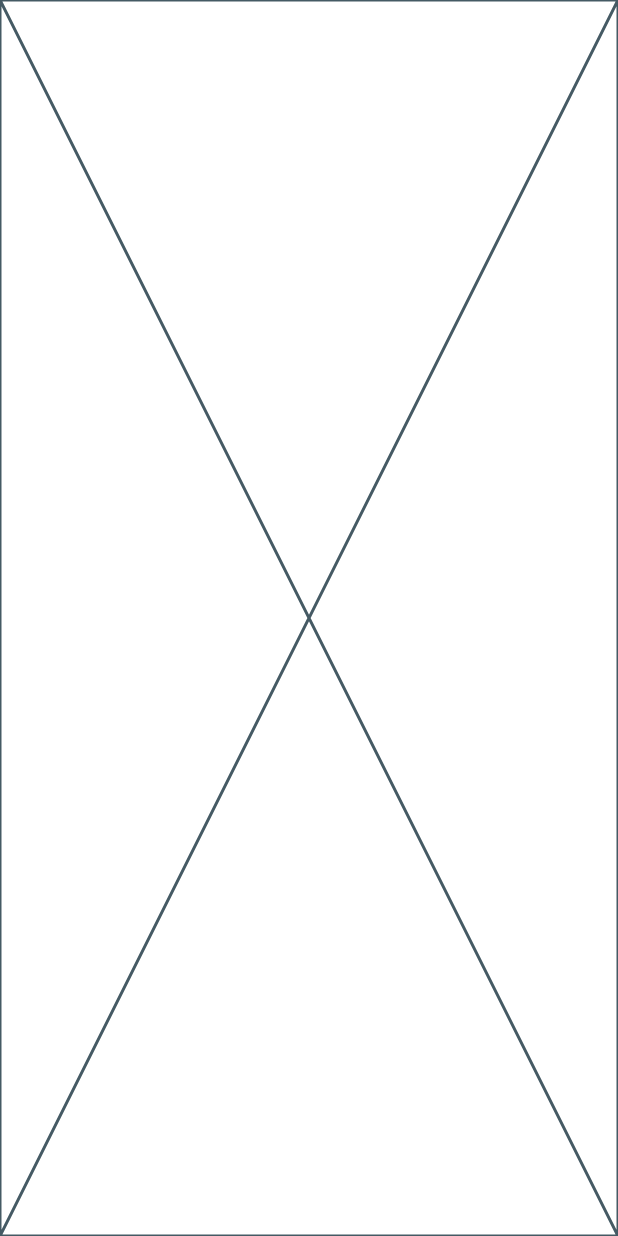
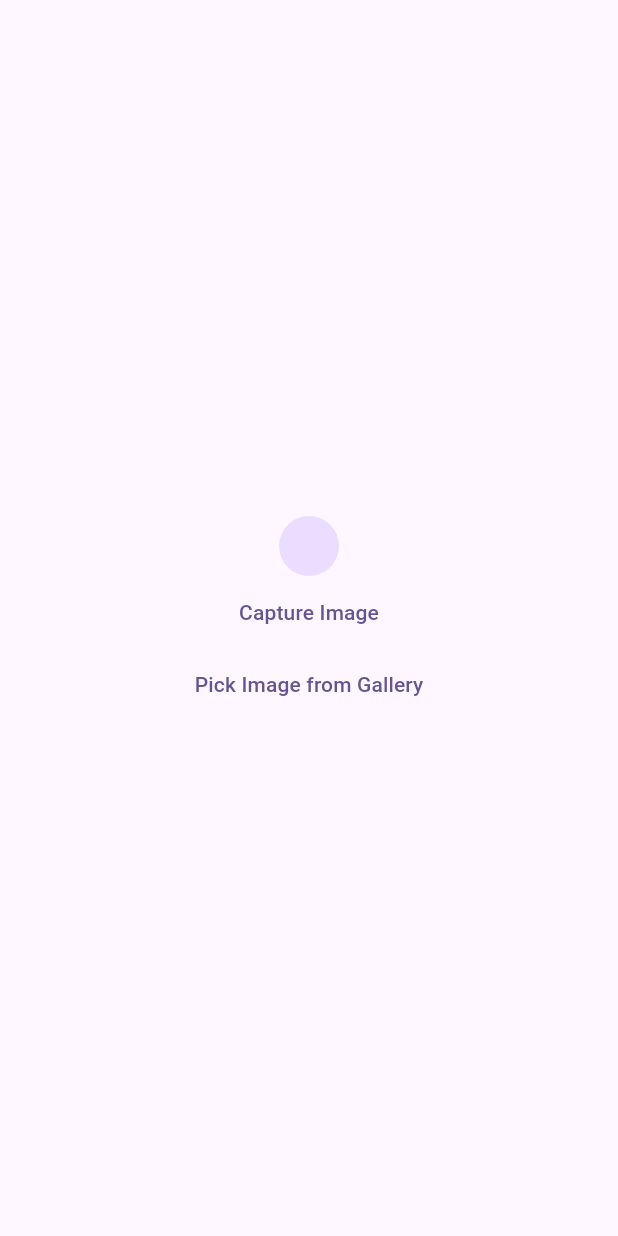
Before and after one commit to mdtaosifhossain3/bloc, a Flutter app: the screen it shows after launch, on a phone screen of 412 x 824 dp. Run offline on Flutter 3.47's test engine with Material 3 defaults, Android fonts, the phone set to English and light mode, and no system bars; our stand-ins replace bloc, equatable, flutter_bloc, image_picker.

Commit message:
switch bloc and image picker bloc

```diff
--- /dev/null
+++ b/bloc_class02/lib/bloc/image_picker_bloc/image_picker_bloc.dart
@@ -0,0 +1,24 @@
+import 'package:bloc/bloc.dart';
+import 'package:bloc_class02/utils/pick_image_util.dart';
+import 'package:equatable/equatable.dart';
+import 'package:image_picker/image_picker.dart';
+
+part 'image_picker_event.dart';
+part 'image_picker_state.dart';
+
+class ImagePickerBloc extends Bloc<ImagePickerEvent, ImagePickerState> {
+  PickImageUtil pickImageUtil;
+  ImagePickerBloc(this.pickImageUtil) : super(const ImagePickerState()) {
+    on<CameraImagePicker>((event, emit) async {
+      final XFile? file = await pickImageUtil.cameraCapture();
+
+      emit(state.copyWith(file: file));
+    });
+
+    on<GalleryImagePicker>((event, emit) async {
+      final XFile? file = await pickImageUtil.galleryImage();
+      emit(state.copyWith(file: file, isLoading: true));
+      emit(state.copyWith(isLoading: false));
+    });
+  }
+}
--- /dev/null
+++ b/bloc_class02/lib/bloc/image_picker_bloc/image_picker_event.dart
@@ -0,0 +1,12 @@
+part of 'image_picker_bloc.dart';
+
+sealed class ImagePickerEvent extends Equatable {
+  const ImagePickerEvent();
+
+  @override
+  List<Object?> get props => [];
+}
+
+class CameraImagePicker extends ImagePickerEvent {}
+
+class GalleryImagePicker extends ImagePickerEvent {}
--- /dev/null
+++ b/bloc_class02/lib/bloc/image_picker_bloc/image_picker_state.dart
@@ -0,0 +1,16 @@
+part of 'image_picker_bloc.dart';
+
+class ImagePickerState extends Equatable {
+  const ImagePickerState({this.file, this.isLoading = false});
+
+  final XFile? file;
+  final bool isLoading;
+
+  ImagePickerState copyWith({XFile? file, bool? isLoading}) {
+    return ImagePickerState(
+        file: file ?? this.file, isLoading: isLoading ?? this.isLoading);
+  }
+
+  @override
+  List<Object?> get props => [file, isLoading];
+}
--- /dev/null
+++ b/bloc_class02/lib/bloc/switch_bloc/switch_bloc.dart
@@ -0,0 +1,18 @@
+import 'package:bloc/bloc.dart';
+import 'package:equatable/equatable.dart';
+import 'package:flutter/material.dart';
+
+part 'switch_event.dart';
+part 'switch_state.dart';
+
+class SwitchBloc extends Bloc<SwitchEvent, SwitchState> {
+  SwitchBloc() : super(const SwitchState()) {
+    on<EnableOrDesableNotification>((event, emit) {
+      emit(state.copyWith(isSwitch: !state.isSwitch));
+    });
+
+    on<SliderEvent>((event, emit) {
+      emit(state.copyWith(slider: event.slider));
+    });
+  }
+}
--- /dev/null
+++ b/bloc_class02/lib/bloc/switch_bloc/switch_event.dart
@@ -0,0 +1,17 @@
+part of 'switch_bloc.dart';
+
+abstract class SwitchEvent extends Equatable {
+  const SwitchEvent();
+
+  @override
+  List<Object> get props => [];
+}
+
+class EnableOrDesableNotification extends SwitchEvent {}
+
+class SliderEvent extends SwitchEvent {
+  double slider;
+  SliderEvent({required this.slider});
+  @override
+  List<Object> get props => [slider];
+}
--- /dev/null
+++ b/bloc_class02/lib/bloc/switch_bloc/switch_state.dart
@@ -0,0 +1,15 @@
+part of 'switch_bloc.dart';
+
+class SwitchState extends Equatable {
+  final bool isSwitch;
+  final double slider;
+  const SwitchState({this.isSwitch = false, this.slider = 1.0});
+
+  SwitchState copyWith({bool? isSwitch, double? slider}) {
+    return SwitchState(
+        isSwitch: isSwitch ?? this.isSwitch, slider: slider ?? this.slider);
+  }
+
+  @override
+  List<Object> get props => [isSwitch, slider];
+}
--- /dev/null
+++ b/bloc_class02/lib/image_pick.dart
@@ -0,0 +1,46 @@
+import 'dart:io';
+
+import 'package:bloc_class02/bloc/image_picker_bloc/image_picker_bloc.dart';
+import 'package:flutter/material.dart';
+import 'package:flutter_bloc/flutter_bloc.dart';
+
+class ImagePick extends StatefulWidget {
+  const ImagePick({super.key});
+
+  @override
+  State<ImagePick> createState() => _ImagePickState();
+}
+
+class _ImagePickState extends State<ImagePick> {
+  @override
+  Widget build(BuildContext context) {
+    return Scaffold(
+      body: Center(
+        child: BlocBuilder<ImagePickerBloc, ImagePickerState>(
+            builder: (contex, state) {
+          print("Is loading: ${state.isLoading}");
+          return Column(
+            mainAxisAlignment: MainAxisAlignment.center,
+            crossAxisAlignment: CrossAxisAlignment.center,
+            children: [
+              CircleAvatar(
+                  child: state.file != null
+                      ? Image.file(File(state.file!.path.toString()))
+                      : null),
+              TextButton(
+                  onPressed: () {
+                    context.read<ImagePickerBloc>().add(CameraImagePicker());
+                  },
+                  child: const Text("Capture Image")),
+              TextButton(
+                  onPressed: () {
+                    context.read<ImagePickerBloc>().add(GalleryImagePicker());
+                  },
+                  child: const Text("Pick Image from Gallery")),
+            ],
+          );
+        }),
+      ),
+    );
+  }
+}
--- a/bloc_class02/lib/main.dart
+++ b/bloc_class02/lib/main.dart
@@ -1,5 +1,10 @@
 import 'package:bloc_class02/bg_changer.dart';
+import 'package:bloc_class02/bloc/image_picker_bloc/image_picker_bloc.dart';
+import 'package:bloc_class02/bloc/switch_bloc/switch_bloc.dart';
+import 'package:bloc_class02/image_pick.dart';
+import 'package:bloc_class02/utils/pick_image_util.dart';
 import 'package:flutter/material.dart';
+import 'package:flutter_bloc/flutter_bloc.dart';
 
 void main() {
   runApp(const MyApp());
@@ -11,13 +16,22 @@ class MyApp extends StatelessWidget {
   // This widget is the root of your application.
   @override
   Widget build(BuildContext context) {
-    return MaterialApp(
-      title: 'Flutter Demo',
-      theme: ThemeData(
-        colorScheme: ColorScheme.fromSeed(seedColor: Colors.deepPurple),
-        useMaterial3: true,
-      ),
-      home: const BgChanger(),
-    );
+    return MultiBlocProvider(
+        providers: [
+          BlocProvider(
+            create: (context) => SwitchBloc(),
+          ),
+          BlocProvider(
+            create: (context) => ImagePickerBloc(PickImageUtil()),
+          ),
+        ],
+        child: MaterialApp(
+          title: 'Flutter Demo',
+          theme: ThemeData(
+            colorScheme: ColorScheme.fromSeed(seedColor: Colors.deepPurple),
+            useMaterial3: true,
+          ),
+          home: const ImagePick(),
+        ));
   }
 }
--- /dev/null
+++ b/bloc_class02/lib/utils/pick_image_util.dart
@@ -0,0 +1,18 @@
+import 'package:image_picker/image_picker.dart';
+
+class PickImageUtil {
+  final ImagePicker imagePicker = ImagePicker();
+
+  Future<XFile?> cameraCapture() async {
+    final XFile? file = await imagePicker.pickImage(source: ImageSource.camera);
+
+    return file;
+  }
+
+  Future<XFile?> galleryImage() async {
+    final XFile? file =
+        await imagePicker.pickImage(source: ImageSource.gallery);
+
+    return file;
+  }
+}
```
Also changed, not shown: bloc_class02/lib/bg_changer.dart (+53 -1 lines), bloc_class02/pubspec.yaml (+6 -4 lines), bloc_class02/pubspec.lock, 5 other files.
